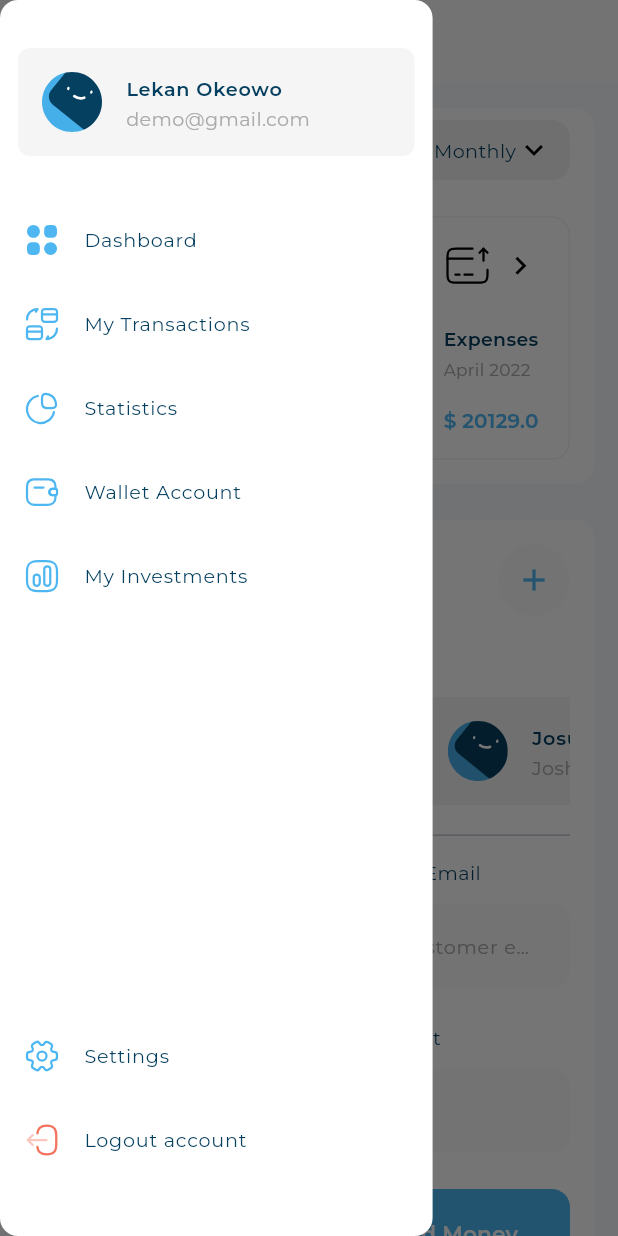
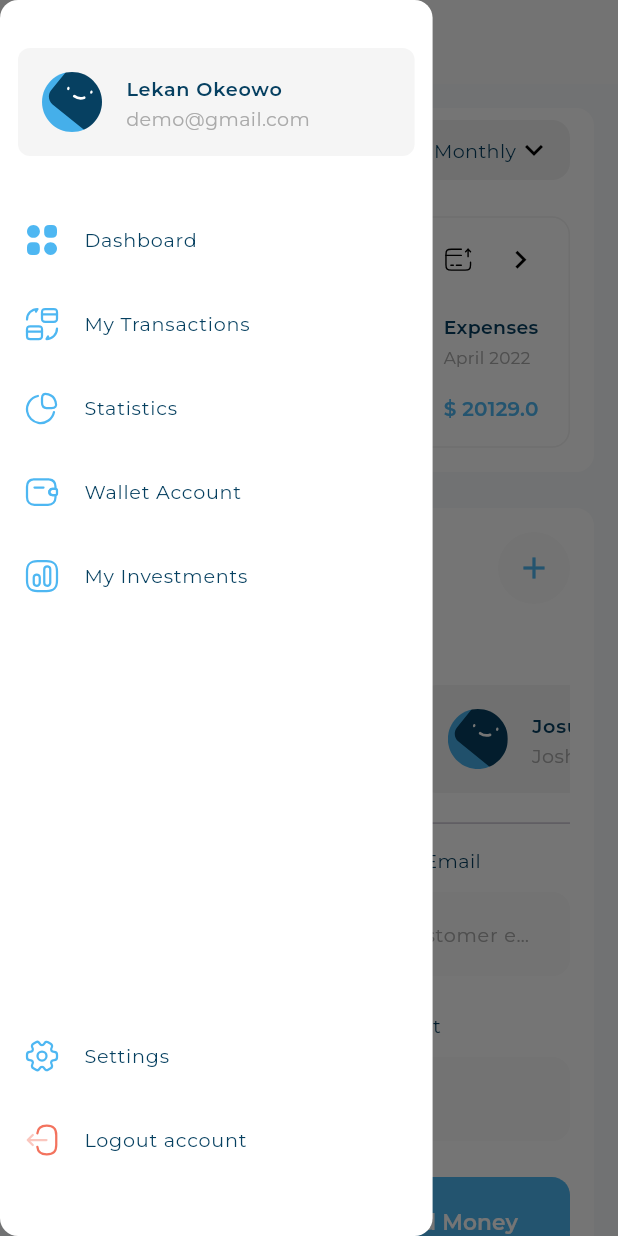
Before and after one commit to AhmedShehata2004/responsive_adaptive_admin_dashboard_th, a Flutter app: the screen it shows after launch, after a tap on the "menu" icon, on a phone screen of 412 x 824 dp. Run offline on Flutter 3.47's test engine with Material 3 defaults, Android fonts, the phone set to English and light mode, and no system bars; our stand-ins replace expandable_page_view, fl_chart, flutter_svg.

Commit message:
Enhance UI components and add device preview support for improved development experience

```diff
--- /dev/null
+++ b/devtools_options.yaml
@@ -0,0 +1,3 @@
+description: This file stores settings for Dart & Flutter DevTools.
+documentation: https://docs.flutter.dev/tools/devtools/extensions#configure-extension-enablement-states
+extensions:
--- a/lib/main.dart
+++ b/lib/main.dart
@@ -2,17 +2,22 @@ import 'package:flutter/material.dart';
 import 'package:responsive_adaptive_admin_dashboard_th/views/dashboard_view.dart';
 
 void main() {
-  runApp(const ResponsiveDashBoard());
+  runApp(
+    const ResponsiveDashBoard(),
+    // DevicePreview(builder: (context) => const ResponsiveDashBoard()),
+    );
 }
 
 class ResponsiveDashBoard extends StatelessWidget {
   const ResponsiveDashBoard({super.key});
   @override
   Widget build(BuildContext context) {
-     final width = MediaQuery.sizeOf(context).width;
+    // final width = MediaQuery.sizeOf(context).width;
 
-  print('Screen Width: $width');
+    // print('Screen Width: $width');
     return MaterialApp(
+      // locale: DevicePreview.locale(context),
+      // builder: DevicePreview.appBuilder,
       debugShowCheckedModeBanner: false,
       home: const DashboardView(),
     );
--- a/lib/widgets/all_expenses_body.dart
+++ b/lib/widgets/all_expenses_body.dart
@@ -39,6 +39,7 @@ class _AllExpensesBodyState extends State<AllExpensesBody> {
     return Padding(
       padding: const EdgeInsets.all(16.0),
       child: Row(
+
         // children: items.map((e) => AllExpensessItem(itemModel: e)).toList(),
         /*
             items.asMap().entries.map((e)
--- a/lib/widgets/all_expenses_item.dart
+++ b/lib/widgets/all_expenses_item.dart
@@ -29,9 +29,18 @@ class AllExpensesItem extends StatelessWidget {
             Row(
               crossAxisAlignment: CrossAxisAlignment.center,
               children: [
-                SvgPicture.asset(
-                 allExpensesItemModel.imagePath,
-                  color: isActive ? Colors.white : Colors.black,
+                Flexible(
+                  child: ConstrainedBox(
+                    constraints: const BoxConstraints(maxHeight: 50,),
+                    child: AspectRatio(
+                      aspectRatio: 1,
+                      child: SvgPicture.asset(
+                       allExpensesItemModel.imagePath,
+                        color: isActive ? Colors.white : Colors.black,
+
+                      ),
+                    ),
+                  ),
                 ),
                 Expanded(child: SizedBox()),
                 Transform.rotate(
@@ -48,6 +57,7 @@ class AllExpensesItem extends StatelessWidget {
               crossAxisAlignment: CrossAxisAlignment.start,
               children: [
                 FittedBox(
+                  alignment: AlignmentDirectional.centerStart,
                   fit: BoxFit.scaleDown,
                   child: Text(
                     allExpensesItemModel.text,
@@ -62,6 +72,7 @@ class AllExpensesItem extends StatelessWidget {
                 SizedBox(height: 4),
 
                 FittedBox(
+                  alignment: AlignmentDirectional.centerStart,
                   fit: BoxFit.scaleDown,
                   child: Text(
                     allExpensesItemModel.date,
@@ -75,6 +86,7 @@ class AllExpensesItem extends StatelessWidget {
                 ),
                 SizedBox(height: 16),
                 FittedBox(
+                  alignment: AlignmentDirectional.centerStart,
                   fit: BoxFit.scaleDown,
                   child: Text(
                     "\$ ${allExpensesItemModel.price}",
--- a/lib/widgets/custom_button.dart
+++ b/lib/widgets/custom_button.dart
@@ -2,7 +2,12 @@ import 'package:flutter/material.dart';
 import 'package:responsive_adaptive_admin_dashboard_th/utils/app_styles.dart';
 
 class CustomButton extends StatelessWidget {
-  const CustomButton({super.key, this.backgourndColor, this.textColor, required this.text});
+  const CustomButton({
+    super.key,
+    this.backgourndColor,
+    this.textColor,
+    required this.text,
+  });
 
   final Color? backgourndColor, textColor;
   final String text;
@@ -19,10 +24,14 @@ class CustomButton extends StatelessWidget {
           backgroundColor: backgourndColor ?? const Color(0xFF4DB7F2),
         ),
         onPressed: () {},
-        child: Text(
-          text,
-          style: AppStyles.styleSemiBold18(context).copyWith(
-            color: textColor,
+        child: FittedBox(
+          fit: BoxFit.scaleDown,
+          alignment: AlignmentDirectional.centerStart,
+          child: Text(
+            text,
+            style: AppStyles.styleSemiBold18(
+              context,
+            ).copyWith(color: textColor),
           ),
         ),
       ),
--- a/lib/widgets/item_details.dart
+++ b/lib/widgets/item_details.dart
@@ -50,13 +50,21 @@ class ItemDetails extends StatelessWidget {
           shape: const OvalBorder(),
         ),
       ),
-      title: Text(
-        itemDetailsModel.title,
-        style: AppStyles.styleRegular16(context),
+      title: FittedBox(
+        fit: BoxFit.scaleDown,
+        alignment: AlignmentDirectional.centerStart,
+        child: Text(
+          itemDetailsModel.title,
+          style: AppStyles.styleRegular16(context),
+        ),
       ),
-      trailing: Text(
-        itemDetailsModel.value,
-        style: AppStyles.styleMedium16(context),
+      trailing: FittedBox(
+        fit: BoxFit.scaleDown,
+        alignment: AlignmentDirectional.centerStart,
+        child: Text(
+          itemDetailsModel.value,
+          style: AppStyles.styleMedium16(context),
+        ),
       ),
     );
   }
--- a/pubspec.yaml
+++ b/pubspec.yaml
@@ -29,6 +29,7 @@ environment:
 # versions available, run `flutter pub outdated`.
 dependencies:
   cupertino_icons: ^1.0.8
+  device_preview: ^1.2.0
   expandable_page_view: ^1.3.0
   fl_chart: ^0.65.0
   flutter:
```
Also changed, not shown: pubspec.lock.
